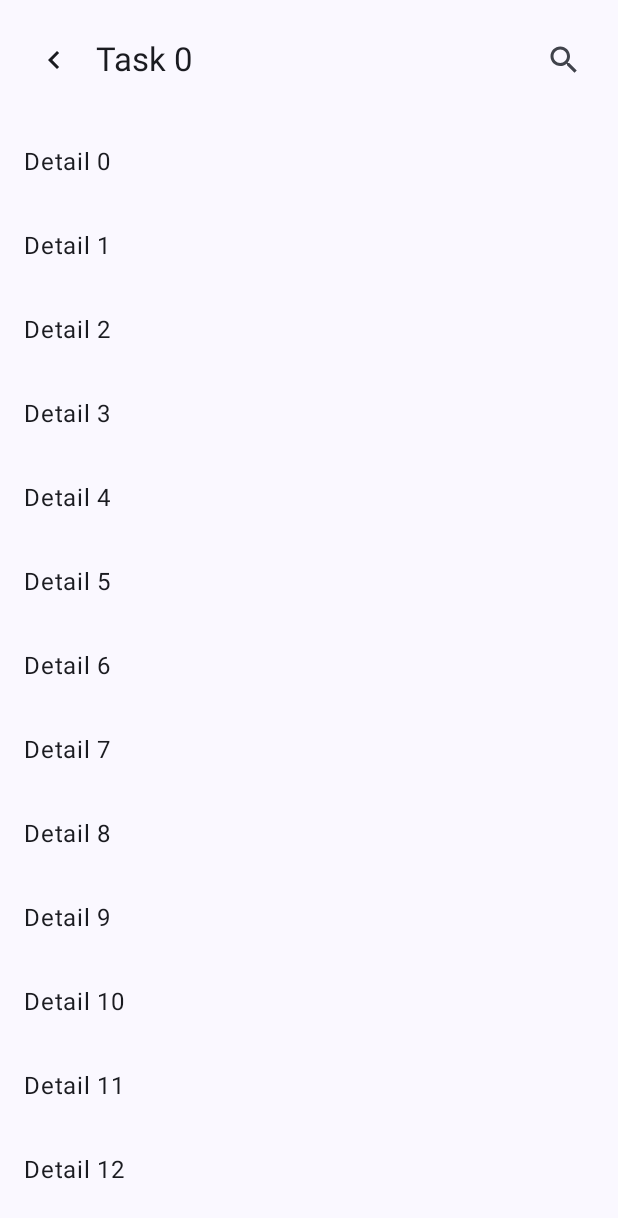
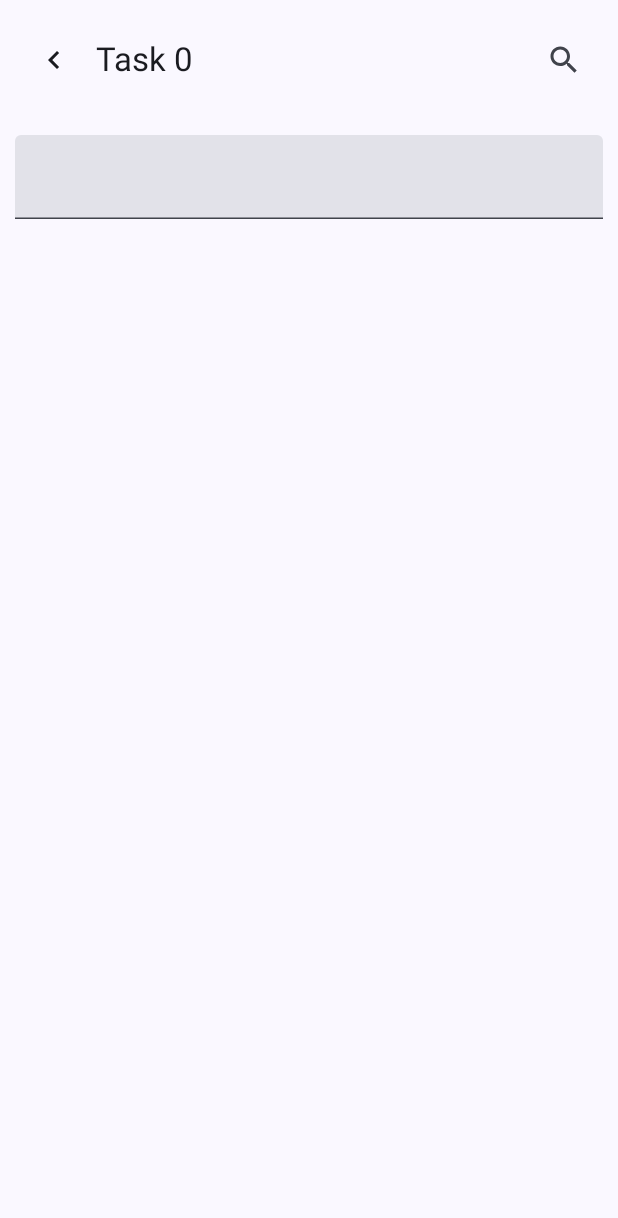
Before and after one commit to UX-UI-SPP-Group-10/UXUIApplication, an Android app built with Jetpack Compose: the screen it shows after launch (MainActivity), after a tap on an icon or button, on a phone screen of 412 x 824 dp. Shown: the top 1218 px of the screen. Run offline under Robolectric (Android 15) with nearby library versions, the phone set to English and light mode, and no system bars.

Commit message:
Der kan skrives på listen

```diff
--- a/app/src/main/java/com/group10/uxuiapp/view/TaskPage.kt
+++ b/app/src/main/java/com/group10/uxuiapp/view/TaskPage.kt
@@ -1,6 +1,9 @@
 package com.group10.uxuiapp.view
 
 import android.widget.Toast
+import androidx.compose.foundation.background
+import androidx.compose.foundation.layout.Box
+import androidx.compose.foundation.layout.fillMaxWidth
 import androidx.compose.foundation.layout.padding
 import androidx.compose.foundation.lazy.LazyColumn
 import androidx.compose.material.icons.Icons
@@ -8,22 +11,37 @@ import androidx.compose.material.icons.filled.Search
 import androidx.compose.material3.ExperimentalMaterial3Api
 import androidx.compose.material3.Icon
 import androidx.compose.material3.IconButton
+import androidx.compose.material3.MenuDefaults.containerColor
 import androidx.compose.material3.Scaffold
 import androidx.compose.material3.Text
+import androidx.compose.material3.TextField
+import androidx.compose.material3.TextFieldColors
+import androidx.compose.material3.TextFieldDefaults
 import androidx.compose.material3.TopAppBar
 import androidx.compose.material3.TopAppBarDefaults
 import androidx.compose.runtime.Composable
+import androidx.compose.runtime.mutableStateOf
+import androidx.compose.runtime.remember
 import androidx.compose.ui.Modifier
+import androidx.compose.ui.input.key.Key
+import androidx.compose.ui.input.key.KeyEvent
+import androidx.compose.ui.input.key.onKeyEvent
+import androidx.compose.ui.input.key.key
+import androidx.compose.ui.graphics.Color
 import androidx.compose.ui.platform.LocalContext
 import androidx.compose.ui.res.painterResource
 import androidx.compose.ui.unit.dp
 import androidx.navigation.NavController
 import com.group10.uxuiapp.R
+import kotlinx.coroutines.Job
+
+data class TaskItems (val label: String, val isComplete: Boolean = false)
 
 @OptIn(ExperimentalMaterial3Api::class)
 @Composable
 fun TaskPage(navController: NavController, taskId: String, onNavigateBack: () -> Unit) {
     val context = LocalContext.current
+    var n: Int = 1
 
     Scaffold(
         topBar = {
@@ -53,10 +71,15 @@ fun TaskPage(navController: NavController, taskId: String, onNavigateBack: () ->
         }
     ) { innerPadding ->
         LazyColumn(contentPadding = innerPadding) {
-            items(100) { index ->
-                Text(
-                    text = "Detail $index",
-                    modifier = Modifier.padding(16.dp)
+            items(n) { index ->
+                // Remember state for each TextField
+                val text = remember { mutableStateOf("") }
+                TextField(
+                    value = text.value,
+                    onValueChange = { newText -> text.value = newText },
+                    modifier = Modifier
+                        .padding(10.dp)
+                        .fillMaxWidth()
                 )
             }
         }
```
